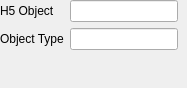
Qt form nplab/ui/hdf5_info_renderer.ui (nanophotonics/nplab) before a commit.
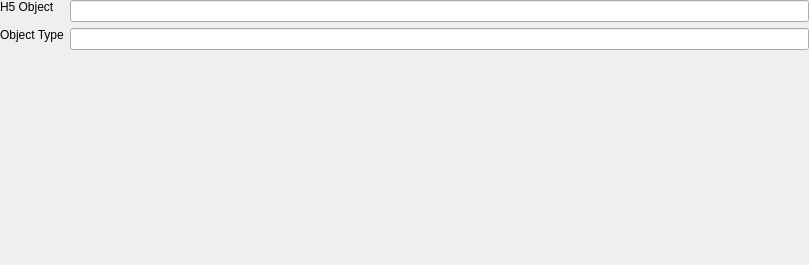
The same form after that commit.

```diff
--- a/nplab/ui/hdf5_info_renderer.ui
+++ b/nplab/ui/hdf5_info_renderer.ui
@@ -6,8 +6,8 @@
    <rect>
     <x>0</x>
     <y>0</y>
-    <width>187</width>
-    <height>88</height>
+    <width>809</width>
+    <height>265</height>
    </rect>
   </property>
   <property name="windowTitle">
@@ -19,9 +19,19 @@
    </property>
    <item>
     <layout class="QFormLayout" name="formLayout">
-     <property name="fieldGrowthPolicy">
-      <enum>QFormLayout::FieldsStayAtSizeHint</enum>
-     </property>
+     <item row="0" column="0">
+      <widget class="QLabel" name="label">
+       <property name="sizePolicy">
+        <sizepolicy hsizetype="Preferred" vsizetype="Fixed">
+         <horstretch>0</horstretch>
+         <verstretch>0</verstretch>
+        </sizepolicy>
+       </property>
+       <property name="text">
+        <string>H5 Object</string>
+       </property>
+      </widget>
+     </item>
      <item row="0" column="1">
       <widget class="QLineEdit" name="lineEdit">
        <property name="readOnly">
@@ -31,6 +41,12 @@
      </item>
      <item row="1" column="0">
       <widget class="QLabel" name="label2">
+       <property name="sizePolicy">
+        <sizepolicy hsizetype="Preferred" vsizetype="Fixed">
+         <horstretch>0</horstretch>
+         <verstretch>0</verstretch>
+        </sizepolicy>
+       </property>
        <property name="text">
         <string>Object Type</string>
        </property>
@@ -43,13 +59,6 @@
        </property>
       </widget>
      </item>
-     <item row="0" column="0">
-      <widget class="QLabel" name="label">
-       <property name="text">
-        <string>H5 Object</string>
-       </property>
-      </widget>
-     </item>
     </layout>
    </item>
   </layout>
```
